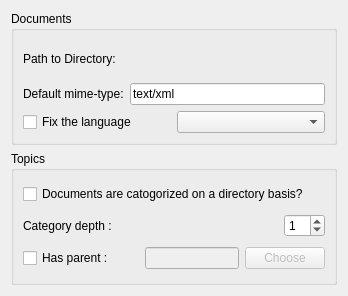
pfrancq/galilei, file kgalileicenter/qfilldatabase.ui: the form before one commit.
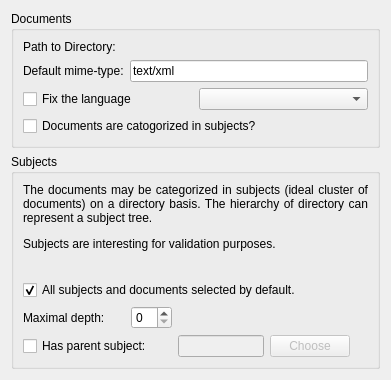
The form after the commit. Custom widgets are drawn as their Qt base class.

The edit to the form file:
```diff
--- a/kgalileicenter/qfilldatabase.ui
+++ b/kgalileicenter/qfilldatabase.ui
@@ -1,15 +1,21 @@
 <ui version="4.0" >
  <class>QFillDatabase</class>
- <widget class="QWidget" name="QFillDatabase" >
-  <property name="geometry" >
+ <widget class="QWidget" name="QFillDatabase">
+  <property name="geometry">
    <rect>
     <x>0</x>
     <y>0</y>
-    <width>348</width>
-    <height>296</height>
+    <width>391</width>
+    <height>380</height>
    </rect>
   </property>
-  <property name="windowTitle" >
+  <property name="minimumSize">
+   <size>
+    <width>340</width>
+    <height>380</height>
+   </size>
+  </property>
+  <property name="windowTitle">
    <string>Form</string>
   </property>
   <layout class="QVBoxLayout" name="verticalLayout_3" >
@@ -78,28 +84,82 @@
         </item>
        </layout>
       </item>
+      <item>
+       <widget class="QCheckBox" name="Subjects">
+        <property name="toolTip">
+         <string>Define if the documents are categorized in subjects or not.</string>
+        </property>
+        <property name="statusTip">
+         <string>Define if the documents are categorized in subjects or not.</string>
+        </property>
+        <property name="whatsThis">
+         <string>Define if the documents are categorized in subjects or not.</string>
+        </property>
+        <property name="text">
+         <string>Documents are catogorized in subjects?</string>
+        </property>
+       </widget>
+      </item>
      </layout>
     </widget>
    </item>
    <item>
-    <widget class="QGroupBox" name="GroupBox1" >
-     <property name="title" >
-      <string>Topics</string>
+    <widget class="QGroupBox" name="GroupBox1">
+     <property name="title">
+      <string>Subjects</string>
      </property>
      <layout class="QVBoxLayout" name="verticalLayout_2" >
       <item>
-       <widget class="QCheckBox" name="Topics" >
-        <property name="text" >
-         <string>Documents are catogorized on a directory basis?</string>
+       <widget class="QLabel" name="label">
+        <property name="text">
+         <string>&lt;html&gt;&lt;head/&gt;&lt;body&gt;&lt;p&gt;The documents may be categorized in subjects (ideal cluster of documents) on a directory basis. The hierarchy of directory can represent a subject tree.&lt;/p&gt;&lt;p&gt;Subjects are interesting for validation purposes.&lt;/p&gt;&lt;/body&gt;&lt;/html&gt;</string>
         </property>
+        <property name="alignment">
+         <set>Qt::AlignJustify|Qt::AlignVCenter</set>
+        </property>
+        <property name="wordWrap">
+         <bool>true</bool>
+        </property>
        </widget>
       </item>
       <item>
-       <layout class="QHBoxLayout" name="_5" >
+       <spacer name="verticalSpacer">
+        <property name="orientation">
+         <enum>Qt::Vertical</enum>
+        </property>
+        <property name="sizeHint" stdset="0">
+         <size>
+          <width>20</width>
+          <height>20</height>
+         </size>
+        </property>
+       </spacer>
+      </item>
+      <item>
+       <widget class="QCheckBox" name="Used">
+        <property name="toolTip">
+         <string>Specify if the subjects and the documents must be selected by default or not.</string>
+        </property>
+        <property name="statusTip">
+         <string>Specify if the subjects and the documents must be selected by default or not.</string>
+        </property>
+        <property name="whatsThis">
+         <string>Specify if the subjects and the documents must be selected by default or not.</string>
+        </property>
+        <property name="text">
+         <string>All subjects and documents selected by default.</string>
+        </property>
+        <property name="checked">
+         <bool>true</bool>
+        </property>
+       </widget>
+      </item>
+      <item>
+       <layout class="QHBoxLayout" name="_5">
         <item>
-         <widget class="QLabel" name="textLabel1" >
-          <property name="text" >
-           <string>Category depth :</string>
+         <widget class="QLabel" name="textLabel1">
+          <property name="text">
+           <string>Maximal depth:</string>
           </property>
           <property name="wordWrap" >
            <bool>false</bool>
@@ -107,27 +167,36 @@
          </widget>
         </item>
         <item>
-         <spacer name="spacer7" >
-          <property name="orientation" >
+         <spacer name="horizontalSpacer">
+          <property name="orientation">
            <enum>Qt::Horizontal</enum>
           </property>
-          <property name="sizeType" >
-           <enum>QSizePolicy::Expanding</enum>
+          <property name="sizeType">
+           <enum>QSizePolicy::Fixed</enum>
           </property>
-          <property name="sizeHint" stdset="0" >
+          <property name="sizeHint" stdset="0">
            <size>
-            <width>251</width>
+            <width>20</width>
             <height>20</height>
            </size>
           </property>
          </spacer>
         </item>
         <item>
-         <widget class="KIntSpinBox" name="Depth" >
-          <property name="value" >
-           <number>1</number>
+         <widget class="KIntSpinBox" name="MaxDepth">
+          <property name="toolTip">
+           <string>&lt;html&gt;&lt;head/&gt;&lt;body&gt;&lt;p&gt;Define the maximal depth of the subject tree. If the depth of the directory hierarchy is greather than this maximal depth, the &amp;quot;lowest&amp;quot; directories are not considered as a specific subjects. If null, it is supposed that each directory corresponds to an unique subject.&lt;/p&gt;&lt;/body&gt;&lt;/html&gt;</string>
           </property>
-          <property name="maxValue" stdset="0" >
+          <property name="statusTip">
+           <string>Define the maximal depth of the subject tree.</string>
+          </property>
+          <property name="whatsThis">
+           <string>Define the maximal depth of the subject tree.</string>
+          </property>
+          <property name="value">
+           <number>0</number>
+          </property>
+          <property name="maxValue" stdset="0">
            <number>2</number>
           </property>
           <property name="minValue" stdset="0" >
@@ -135,14 +204,39 @@
           </property>
          </widget>
         </item>
+        <item>
+         <spacer name="spacer7">
+          <property name="orientation">
+           <enum>Qt::Horizontal</enum>
+          </property>
+          <property name="sizeType">
+           <enum>QSizePolicy::Expanding</enum>
+          </property>
+          <property name="sizeHint" stdset="0">
+           <size>
+            <width>251</width>
+            <height>20</height>
+           </size>
+          </property>
+         </spacer>
+        </item>
        </layout>
       </item>
       <item>
        <layout class="QHBoxLayout" name="_6" >
         <item>
-         <widget class="QCheckBox" name="HasParent" >
-          <property name="text" >
-           <string>Has parent :</string>
+         <widget class="QCheckBox" name="HasParent">
+          <property name="toolTip">
+           <string>Define if the documents imported are related to an existing parent subject.</string>
+          </property>
+          <property name="statusTip">
+           <string>Define if the documents imported are related to an existing parent subject.</string>
+          </property>
+          <property name="whatsThis">
+           <string>Define if the documents imported are related to an existing parent subject.</string>
+          </property>
+          <property name="text">
+           <string>Has parent subject:</string>
           </property>
          </widget>
         </item>
@@ -151,12 +245,12 @@
           <property name="orientation" >
            <enum>Qt::Horizontal</enum>
           </property>
-          <property name="sizeType" >
-           <enum>QSizePolicy::Expanding</enum>
+          <property name="sizeType">
+           <enum>QSizePolicy::Fixed</enum>
           </property>
-          <property name="sizeHint" stdset="0" >
+          <property name="sizeHint" stdset="0">
            <size>
-            <width>40</width>
+            <width>20</width>
             <height>20</height>
            </size>
           </property>
@@ -179,6 +273,19 @@
           </property>
          </widget>
         </item>
+        <item>
+         <spacer name="horizontalSpacer_2">
+          <property name="orientation">
+           <enum>Qt::Horizontal</enum>
+          </property>
+          <property name="sizeHint" stdset="0">
+           <size>
+            <width>40</width>
+            <height>20</height>
+           </size>
+          </property>
+         </spacer>
+        </item>
        </layout>
       </item>
      </layout>
```
Left out of the diff: 166 changed lines with no effect on the pictures.
